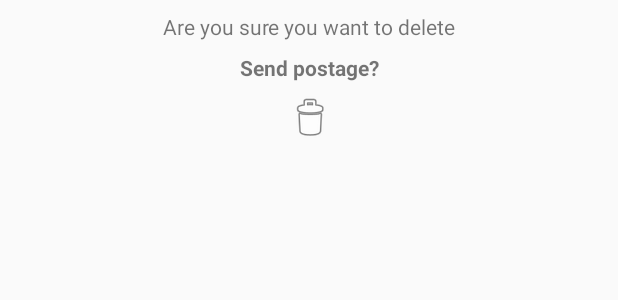
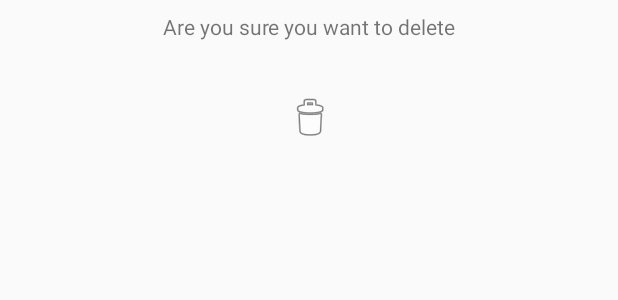
Before and after one commit to MAD-2020/mad-practical-5-recyclerview-LoongKiat, an Android app: the layout alert_dialog.xml on its own in the app's theme, with its tools: preview values and no code run, on a phone screen of 412 x 824 dp. Shown: the top 300 px of the screen. Run offline under Robolectric (Android 15) with nearby library versions, the phone set to English and light mode, and no system bars.

Commit message:
practical week 5

```diff
--- a/app/src/main/java/sg/edu/np/mad/mad_recyclerview/ToDoListAdapter.java
+++ b/app/src/main/java/sg/edu/np/mad/mad_recyclerview/ToDoListAdapter.java
@@ -62,7 +62,7 @@ public class ToDoListAdapter extends RecyclerView.Adapter<ToDoListViewHolder> {
                     }
                 });
                 displayTask = item.findViewById(R.id.textView2);
-                displayTask.setText(task);
+                displayTask.setText(task + "?");
                 AlertDialog alert =  builder.create();
                 alert.show();
             }
--- a/app/src/main/res/layout/alert_dialog.xml
+++ b/app/src/main/res/layout/alert_dialog.xml
@@ -20,7 +20,6 @@
         android:layout_width="wrap_content"
         android:layout_height="wrap_content"
         android:layout_marginTop="8dp"
-        android:text="Send postage?"
         android:textStyle="bold"
         app:layout_constraintEnd_toEndOf="@+id/textView"
         app:layout_constraintStart_toStartOf="@+id/textView"
```
